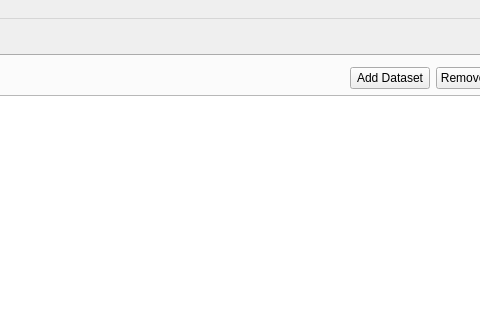
DFO-Ocean-Navigator/Navigator2Go, file Config_Tool/mainwindow.ui: the form before one commit; both pictures show x 635 to 1115 and y 0 to 320 of the 1280 by 720 pixel window.
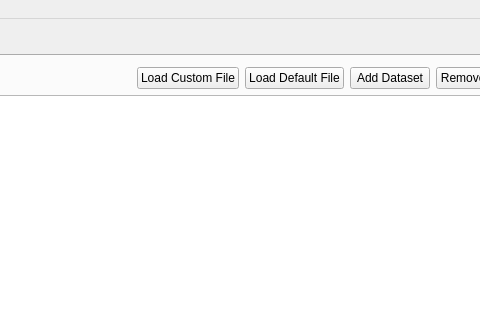
The form after the commit. The open tabs and pages were chosen to show the change. Icons and pictures are not drawn.

Commit message:
Can load custom config files for editing.
* Switching between custom and default.
* General refactoring.

```diff
--- a/Config_Tool/mainwindow.ui
+++ b/Config_Tool/mainwindow.ui
@@ -615,6 +615,28 @@
             </property>
            </spacer>
           </item>
+          <item>
+           <widget class="QPushButton" name="pushButtonLoadCustomConfig">
+            <property name="text">
+             <string>Load Custom File</string>
+            </property>
+            <property name="icon">
+             <iconset resource="resources.qrc">
+              <normaloff>:/icons/icons/folder.png</normaloff>:/icons/icons/folder.png</iconset>
+            </property>
+           </widget>
+          </item>
+          <item>
+           <widget class="QPushButton" name="pushButtonLoadDefaultConfig">
+            <property name="text">
+             <string>Load Default File</string>
+            </property>
+            <property name="icon">
+             <iconset resource="resources.qrc">
+              <normaloff>:/icons/icons/folder.png</normaloff>:/icons/icons/folder.png</iconset>
+            </property>
+           </widget>
+          </item>
           <item>
            <widget class="QPushButton" name="buttonAddDataset">
             <property name="toolTip">
```
Left out of the diff: 2 changed lines with no effect on the pictures. The commit also changes 9 other files.
